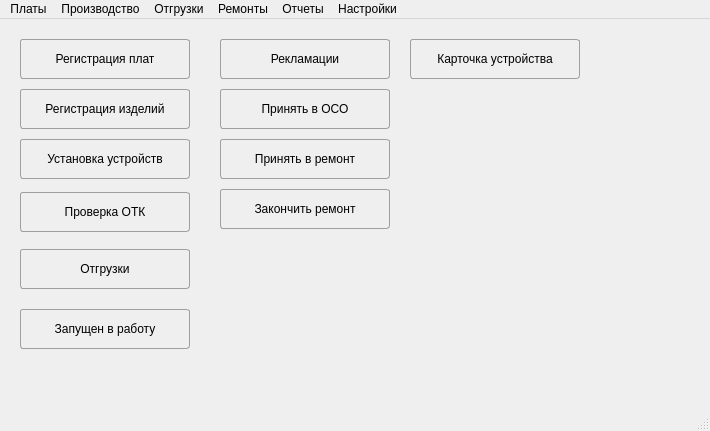
Old version of the form Remont/mainwindow.ui in the repository AlexeyScherbakov2021/Remont2.
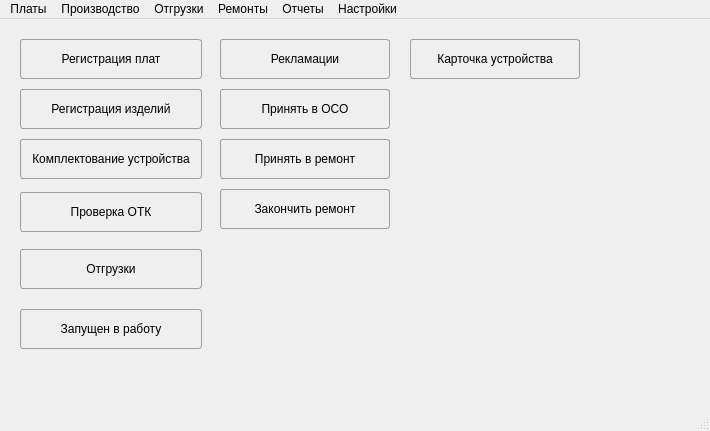
New version of the form. Icons and pictures are not drawn.

```diff
--- a/Remont/mainwindow.ui
+++ b/Remont/mainwindow.ui
@@ -121,7 +121,7 @@
      <rect>
       <x>20</x>
       <y>70</y>
-      <width>170</width>
+      <width>182</width>
       <height>40</height>
      </rect>
     </property>
@@ -134,7 +134,7 @@
      <rect>
       <x>20</x>
       <y>173</y>
-      <width>170</width>
+      <width>182</width>
       <height>40</height>
      </rect>
     </property>
@@ -147,7 +147,7 @@
      <rect>
       <x>20</x>
       <y>20</y>
-      <width>170</width>
+      <width>182</width>
       <height>40</height>
      </rect>
     </property>
@@ -160,7 +160,7 @@
      <rect>
       <x>20</x>
       <y>230</y>
-      <width>170</width>
+      <width>182</width>
       <height>40</height>
      </rect>
     </property>
@@ -173,12 +173,12 @@
      <rect>
       <x>20</x>
       <y>120</y>
-      <width>170</width>
+      <width>182</width>
       <height>40</height>
      </rect>
     </property>
     <property name="text">
-     <string>Установка устройств</string>
+     <string>Комплектование устройства</string>
     </property>
    </widget>
    <widget class="QPushButton" name="pbStartWork">
@@ -186,7 +186,7 @@
      <rect>
       <x>20</x>
       <y>290</y>
-      <width>170</width>
+      <width>182</width>
       <height>40</height>
      </rect>
     </property>
```
Left out of the diff: 2 changed lines with no effect on the pictures.
